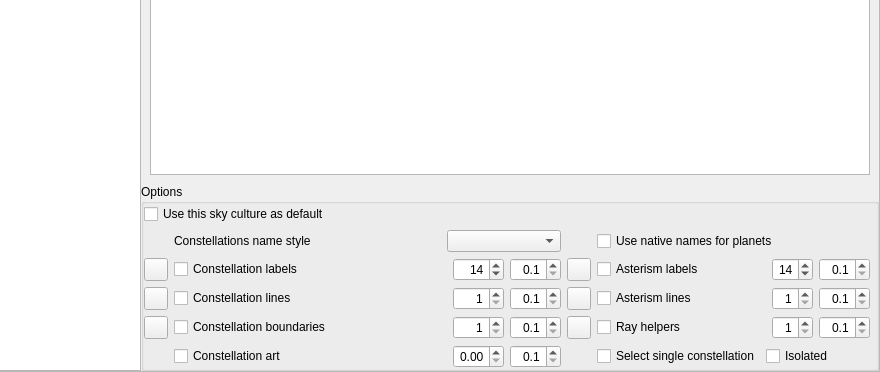
This is src/gui/viewDialog.ui in Stellarium/stellarium as Qt 5 draws it before an edit; both pictures show x 116 to 996 and y 198 to 570 of the 996 by 570 pixel window. The edited form follows.
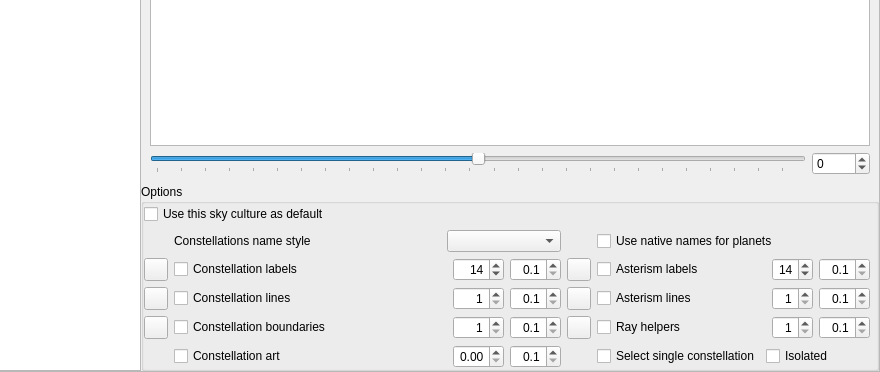
This is the edited form. The open tabs and pages were chosen to show the change. Icons and pictures are not drawn. Custom widgets are drawn as their Qt base class.

Commit message:
time in skyculture map can now be changed
added QSlider and QSpinBox for time selection. Culture polygons are shown / hidden depending on the current year.

What changed in the file:
```diff
--- a/src/gui/viewDialog.ui
+++ b/src/gui/viewDialog.ui
@@ -4933,9 +4933,41 @@
             </widget>
             <widget class="QWidget" name="skyCulturePage_map">
              <layout class="QGridLayout" name="gridLayout_25">
-              <item row="0" column="0">
+              <item row="1" column="0">
+               <widget class="QSlider" name="skyCultureTimeSlider">
+                <property name="minimum">
+                 <number>-2000</number>
+                </property>
+                <property name="maximum">
+                 <number>2000</number>
+                </property>
+                <property name="singleStep">
+                 <number>1</number>
+                </property>
+                <property name="orientation">
+                 <enum>Qt::Horizontal</enum>
+                </property>
+                <property name="tickPosition">
+                 <enum>QSlider::TicksBelow</enum>
+                </property>
+                <property name="tickInterval">
+                 <number>150</number>
+                </property>
+               </widget>
+              </item>
+              <item row="0" column="0" colspan="2">
                <widget class="SkycultureMapGraphicsView" name="skyCultureMapGraphicsView"/>
               </item>
+              <item row="1" column="1">
+               <widget class="QSpinBox" name="skyCultureTimeSpinBox">
+                <property name="minimum">
+                 <number>-2000</number>
+                </property>
+                <property name="maximum">
+                 <number>2000</number>
+                </property>
+               </widget>
+              </item>
              </layout>
             </widget>
            </widget>
```
Left out of the diff: 36 changed lines with no effect on the pictures. The commit also changes 4 other files.
